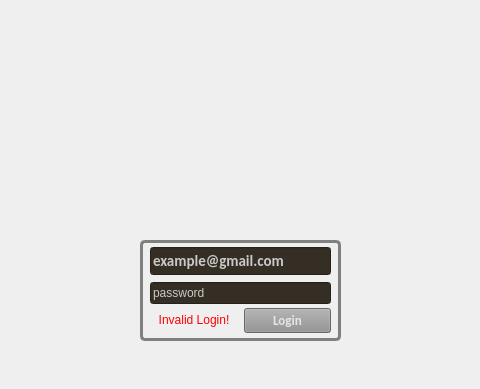
The window that QtCafeWorkforceManager/AuthWindow.ui (wreathe-unreal/CSIT314-Project) describes before a commit, drawn with Qt 5; both pictures show x 140 to 620 and y 0 to 389 of the 763 by 389 pixel window.
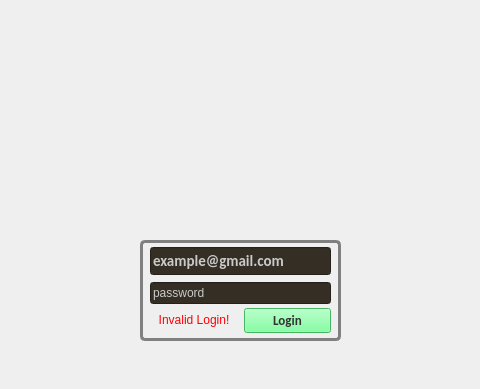
The same window after the commit. Icons and pictures are not drawn.

```diff
--- a/QtCafeWorkforceManager/AuthWindow.ui
+++ b/QtCafeWorkforceManager/AuthWindow.ui
@@ -67,7 +67,7 @@
     <property name="checkable">
      <bool>false</bool>
     </property>
-    <widget class="QWidget" name="">
+    <widget class="QWidget" name="layoutWidget">
      <property name="geometry">
       <rect>
        <x>10</x>
@@ -123,7 +123,7 @@
       </item>
      </layout>
     </widget>
-    <widget class="QWidget" name="">
+    <widget class="QWidget" name="layoutWidget">
      <property name="geometry">
       <rect>
        <x>10</x>
@@ -156,8 +156,8 @@
          </font>
         </property>
         <property name="styleSheet">
-         <string notr="true">background-color: rgb(144, 144, 144);
-color:rgb(229, 229, 229);</string>
+         <string notr="true">background-color: rgb(97, 255, 137);
+color:rgb(52, 52, 52)</string>
         </property>
         <property name="text">
          <string>Login</string>
```
